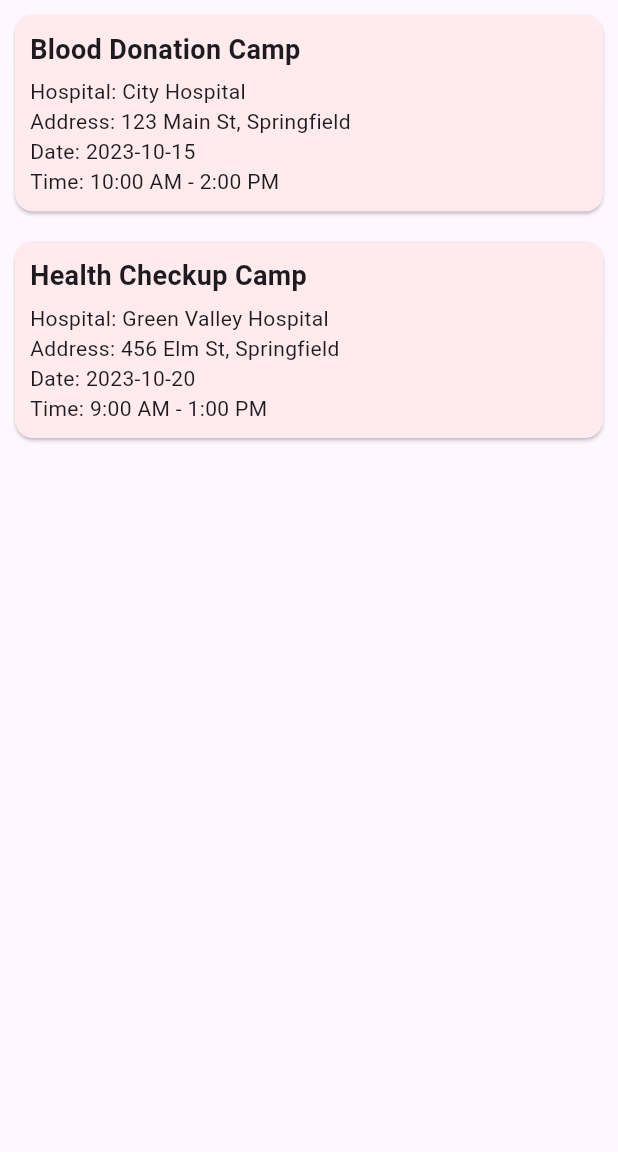
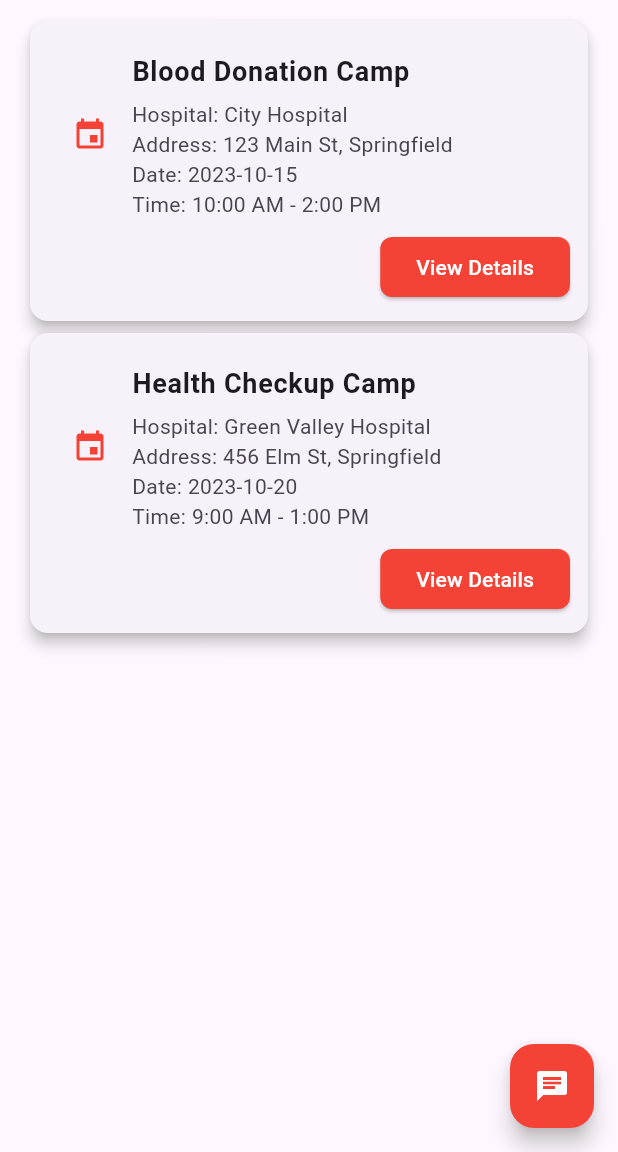
Before and after one commit to Link-Life-Team/link_life_mobile, a Flutter app: the EventDiscoveryScreen screen opened by its route, on a phone screen of 412 x 824 dp, the part 84-1236 px from its top. Run offline on Flutter 3.47's test engine with Material 3 defaults, Android fonts, the phone set to English and light mode, and no system bars; our stand-ins replace dash_chat_2, flutter_dotenv, qr_flutter; missing offline and left inert: chat_gpt_sdk, mobile_scanner.

Commit message:
Events screen with chat box

```diff
--- a/lib/events/event_discovery_screen.dart
+++ b/lib/events/event_discovery_screen.dart
@@ -1,4 +1,5 @@
 import 'package:flutter/material.dart';
+import 'package:dash_chat_2/dash_chat_2.dart';
 
 class EventDiscoveryScreen extends StatelessWidget {
   final List<Map<String, String>> events = [
@@ -18,43 +19,128 @@ class EventDiscoveryScreen extends StatelessWidget {
       "startTime": "9:00 AM",
       "endTime": "1:00 PM",
     },
-    // Add more dummy events here
   ];
+
+  EventDiscoveryScreen({super.key});
+
+  void _openChatModal(BuildContext context) {
+    showModalBottomSheet(
+      context: context,
+      isScrollControlled: true, // Full-screen modal
+      shape: RoundedRectangleBorder(
+        borderRadius: BorderRadius.vertical(top: Radius.circular(20)),
+      ),
+      builder: (context) => SizedBox(
+        height: MediaQuery.of(context).size.height * 0.9, // 90% height
+        child: ChatPage(),
+      ),
+    );
+  }
 
   @override
   Widget build(BuildContext context) {
     return Scaffold(
       appBar: AppBar(
-        title: Text('Event Discovery'),
+        title: const Text('Event Discovery'),
         backgroundColor: Colors.red,
       ),
       body: ListView.builder(
         itemCount: events.length,
+        padding: EdgeInsets.symmetric(vertical: 10, horizontal: 16),
         itemBuilder: (context, index) {
           final event = events[index];
           return Card(
-            color: Colors.red[50],
-            margin: EdgeInsets.all(10),
+            elevation: 4,
+            shape: RoundedRectangleBorder(
+              borderRadius: BorderRadius.circular(12),
+            ),
             child: Padding(
-              padding: EdgeInsets.all(10),
+              padding: const EdgeInsets.all(12.0),
               child: Column(
                 crossAxisAlignment: CrossAxisAlignment.start,
                 children: [
-                  Text(
-                    event['eventName']!,
-                    style: TextStyle(fontSize: 18, fontWeight: FontWeight.bold),
+                  ListTile(
+                    leading: Icon(Icons.event, color: Colors.red),
+                    title: Text(
+                      event['eventName']!,
+                      style:
+                          TextStyle(fontSize: 18, fontWeight: FontWeight.bold),
+                    ),
+                    subtitle: Column(
+                      crossAxisAlignment: CrossAxisAlignment.start,
+                      children: [
+                        SizedBox(height: 5),
+                        Text("Hospital: ${event['hospitalName']}"),
+                        Text("Address: ${event['address']}"),
+                        Text("Date: ${event['date']}"),
+                        Text(
+                            "Time: ${event['startTime']} - ${event['endTime']}"),
+                      ],
+                    ),
                   ),
-                  SizedBox(height: 5),
-                  Text("Hospital: ${event['hospitalName']}"),
-                  Text("Address: ${event['address']}"),
-                  Text("Date: ${event['date']}"),
-                  Text("Time: ${event['startTime']} - ${event['endTime']}"),
+                  Align(
+                    alignment: Alignment.centerRight,
+                    child: ElevatedButton(
+                      style: ElevatedButton.styleFrom(
+                        foregroundColor: Colors.white,
+                        backgroundColor: Colors.red,
+                        shape: RoundedRectangleBorder(
+                          borderRadius: BorderRadius.circular(8),
+                        ),
+                      ),
+                      onPressed: () {},
+                      child: Text("View Details"),
+                    ),
+                  ),
                 ],
               ),
             ),
           );
         },
       ),
+      floatingActionButton: FloatingActionButton(
+        backgroundColor: Colors.red,
+        child: Icon(Icons.chat, color: Colors.white),
+        onPressed: () => _openChatModal(context),
+      ),
     );
   }
 }
+
+class ChatPage extends StatefulWidget {
+  const ChatPage({super.key});
+
+  @override
+  State<ChatPage> createState() => _ChatPageState();
+}
+
+class _ChatPageState extends State<ChatPage> {
+  final ChatUser _currentUser = ChatUser(id: '1', firstName: 'User');
+  final ChatUser _gptChatUser = ChatUser(id: '2', firstName: "ChatBot");
+
+  final List<ChatMessage> _messages = [];
+
+  @override
+  Widget build(BuildContext context) {
+    return Scaffold(
+      appBar: AppBar(
+        backgroundColor: Colors.red,
+        title: Text('Chatbot', style: TextStyle(color: Colors.white)),
+      ),
+      body: DashChat(
+        currentUser: _currentUser,
+        messageOptions: const MessageOptions(
+          currentUserContainerColor: Colors.black,
+          containerColor: Colors.red,
+          textColor: Colors.white,
+        ),
+        onSend: (ChatMessage m) {
+          setState(() {
+            _messages.insert(0, m);
+          });
+        },
+        messages: _messages,
+      ),
+    );
+  }
+}
```
Also changed, not shown: lib/chatbot/chat_page.dart (+3 -4 lines).
